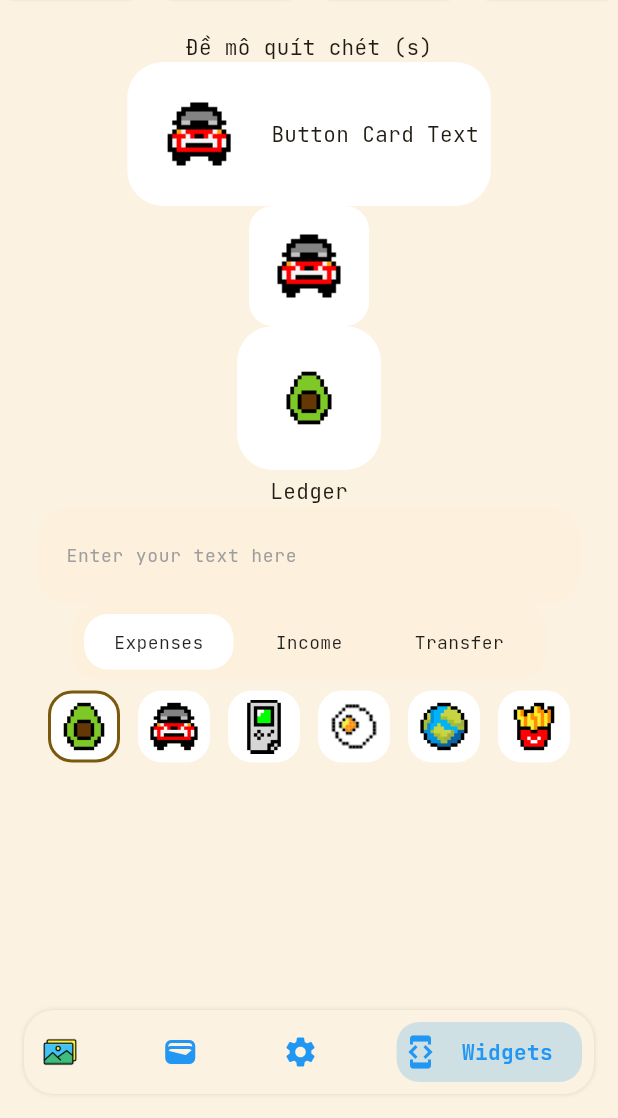
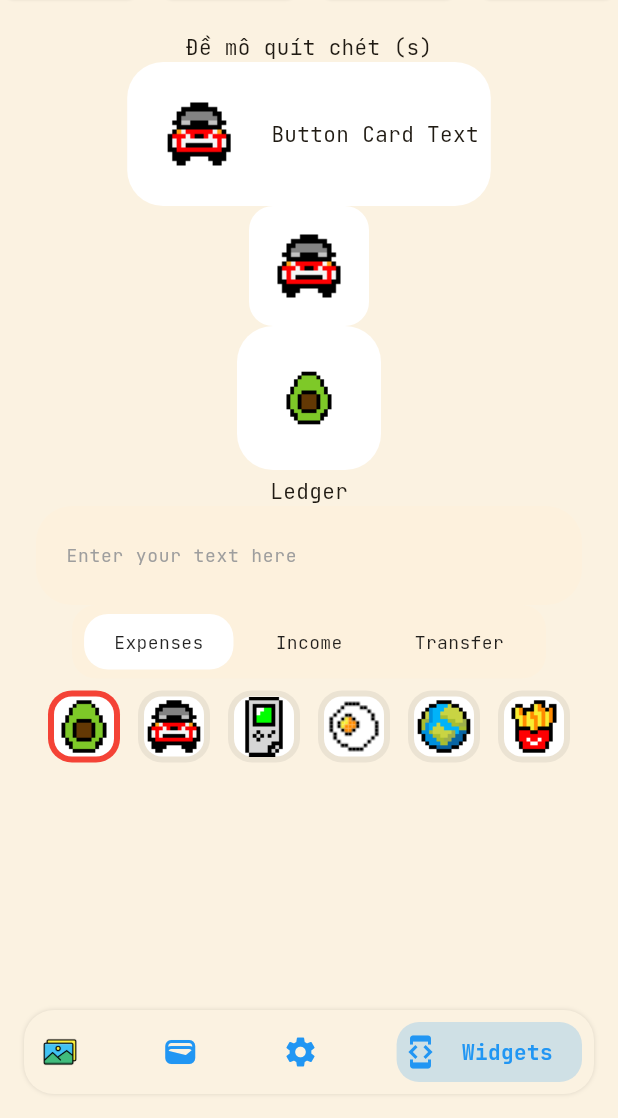
Before and after one commit to toanlemanh/expense_tracker, a Flutter app: the screen it shows after launch, swiped to page 4, on a phone screen of 412 x 824 dp, the part 118-1236 px from its top. Run offline on Flutter 3.47's test engine with Material 3 defaults, Android fonts, the phone set to English and light mode, and no system bars; our stand-ins replace dio, flutter_mobx, go_router, mobx, palette_generator, shared_preferences and 2 more; accounts and stored records are empty; generated files the repository leaves out were written again; statements that could not run were skipped.

Commit message:
update table selector

```diff
--- a/lib/core/widgets/card_square_table_selector.dart
+++ b/lib/core/widgets/card_square_table_selector.dart
@@ -1,41 +1,71 @@
 import 'package:expense_tracker/core/widgets/common/card_image_border.dart';
+import 'package:expense_tracker/core/widgets/common/default_widgets.dart';
 import 'package:flutter/material.dart';
 
-// TODO: NOT DONE, FINISH
-class CardSquareTableSelector extends StatelessWidget {
+class CardSquareTableSelector extends StatefulWidget {
   final List<String> imagePaths;
   final int selectedIndex;
-  final ValueChanged<int>? onItemSelected;
+  final ValueChanged<int> onItemSelected;
+
+  final Size?  itemSize; // Only use height, width is the same as height
+  final Color? unselectedBorderColor;
+  final Color? selectedBorderColor;
 
   const CardSquareTableSelector({
     super.key,
     required this.imagePaths,
     this.selectedIndex = -1,
-    this.onItemSelected,
+    required this.onItemSelected,
+    this.unselectedBorderColor,
+    this.selectedBorderColor,
+    this.itemSize,
   });
 
   @override
+  State<CardSquareTableSelector> createState() => _CardSquareTableSelectorState();
+}
+
+class _CardSquareTableSelectorState extends State<CardSquareTableSelector> {
+
+  late int selectedIndex = widget.selectedIndex;
+
+  void _handleTap(int index) {
+    if (index == selectedIndex) return; // Do nothing
+    setState(() {
+      selectedIndex = index;
+    });
+    widget.onItemSelected(index);
+  }
+  @override
   Widget build(BuildContext context) {
+
+    Color selectedBorderColor   = widget.selectedBorderColor   ?? DefaultWidget.itemSelected;
+    Color unselectedBorderColor = widget.unselectedBorderColor ?? DefaultWidget.itemUnselected;
+    Size  itemSize              = widget.itemSize ?? const Size(64, 64);
+
+    int   crossACount           = MediaQuery.of(context).size.width ~/ itemSize.height;
+
     return GridView.builder(
       padding: const EdgeInsets.all(8.0),
-      gridDelegate: const SliverGridDelegateWithFixedCrossAxisCount(
-        crossAxisCount: 6,
-        mainAxisSpacing: 12,
+      gridDelegate: SliverGridDelegateWithFixedCrossAxisCount(
+        crossAxisCount:   crossACount,
+        mainAxisSpacing:  12,
         crossAxisSpacing: 12,
       ),
-      itemCount: imagePaths.length,
+      itemCount: widget.imagePaths.length,
       shrinkWrap: true,
       physics: const NeverScrollableScrollPhysics(),
       itemBuilder: (context, index) {
+        final bool isSelected = (selectedIndex == index);
         return GestureDetector(
-          onTap: () => onItemSelected?.call(index),
+          onTap: () => _handleTap(index),
           child: CardImageSquareBorder(
-            imagePath: imagePaths[index],
+            imagePath: widget.imagePaths[index],
             autoBackground: true,
-            size: const Size(48, 48),
-            borderColor: selectedIndex == index
-                ? Theme.of(context).colorScheme.primary
-                : Colors.transparent,
+            size: itemSize,
+            borderColor: isSelected
+                ? selectedBorderColor
+                : unselectedBorderColor,
           ),
         );
       },
--- a/lib/core/widgets/common/card_image_border.dart
+++ b/lib/core/widgets/common/card_image_border.dart
@@ -5,7 +5,6 @@ class CardImageSquareBorder extends StatelessWidget {
   final String         imagePath;
   final bool           autoBackground;
   final Size?          size; // Only use height, width is the same as height
-  final double?        elevation;
   final VoidCallback?  onTap;
   final Color?         borderColor;
 
@@ -16,47 +15,43 @@ class CardImageSquareBorder extends StatelessWidget {
     required this.imagePath,
     this.autoBackground = false,
     this.size,
-    this.elevation,
     this.onTap,
     this.borderColor,
   });
 
   @override
   Widget build(BuildContext context) {
-    final double squareSize    = size?.height ?? _defaultSize;
-    final double cardElevation = elevation    ?? 0.0;
-    final Color borderColor   = this.borderColor ?? Colors.transparent;
+    final double squareSize          = size?.height ?? _defaultSize;
+    final Color effectiveBorderColor = borderColor  ?? Colors.transparent;
+    final double outerSquareSize     = squareSize + 32;
 
-    final color = autoBackground
+    final backgroundColor = autoBackground
         ? ImageColorStore().getAveriColorLighter1(imagePath)
         : Colors.white;
 
-    return Material(
-      color: color,
-      elevation: cardElevation,
+    return Container(
+      width:  outerSquareSize,
+      height: outerSquareSize,
+      padding: const EdgeInsets.all(4.0),
+      decoration: BoxDecoration(
         borderRadius: BorderRadius.circular(16),
+        color: effectiveBorderColor,
+      ),
       child: Container(
-      padding: const EdgeInsets.all(4.0), // Padding for border
         decoration: BoxDecoration(
-        border: Border.all(
-        color: borderColor,
-        width: 2.0,
+          color: backgroundColor,
+          borderRadius: BorderRadius.circular(12),
         ),
-        borderRadius: BorderRadius.circular(16),
-      ),
-      child: SizedBox(
-        width:  squareSize + 24, // Adjusted for padding
-        height: squareSize + 24,
         child: Center(
           child: Image.asset(
             imagePath,
-          width: squareSize,
+            width:  squareSize,
             height: squareSize,
             fit: BoxFit.contain,
           ),
         ),
       ),
-      ),
     );
   }
+
 }
--- a/lib/core/widgets/common/default_widgets.dart
+++ b/lib/core/widgets/common/default_widgets.dart
@@ -21,6 +21,9 @@ class DefaultWidget {
   // // Default accent color TODO: uncomment when actually use
   // static const Color accentColor = Colors.amber;
 
+  static const Color itemSelected   = Colors.red;
+  static const Color itemUnselected = Color(0x10000000);
+
   // Default background color
   static const Color backgroundColor = Color(0xFFFDF1DD);
 
--- a/lib/presentation/temp_demo_widget/demo_widget_page.dart
+++ b/lib/presentation/temp_demo_widget/demo_widget_page.dart
@@ -59,7 +59,7 @@ class DemoWidgetPage extends StatelessWidget {
                           'assets/icons/categories/png/Globe.png',
                           'assets/icons/categories/png/Fries.png'
                         ],
-            selectedIndex: 0,
+            selectedIndex: 0, // không có cái này thì không hiển thị chọn gì
             onItemSelected: (index) {
               debugPrint('Selected item index: $index');
             },
```
Lines whose indentation alone changed are shown as unchanged.
